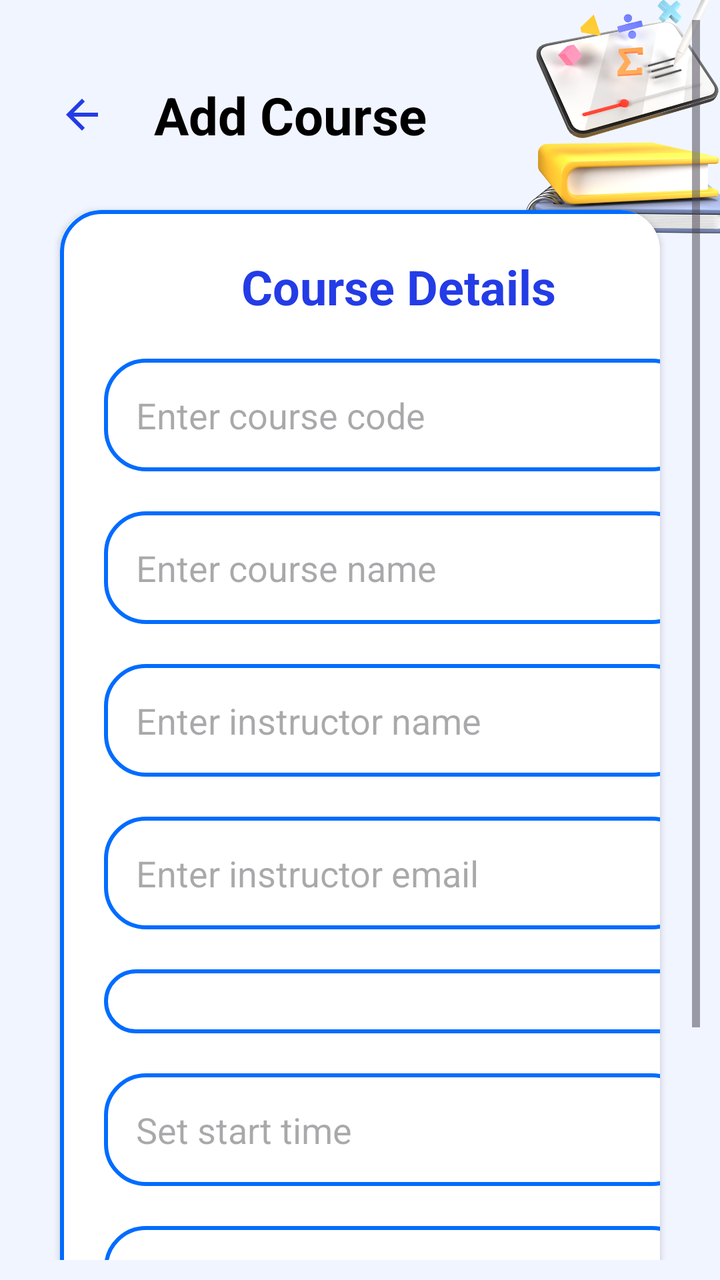
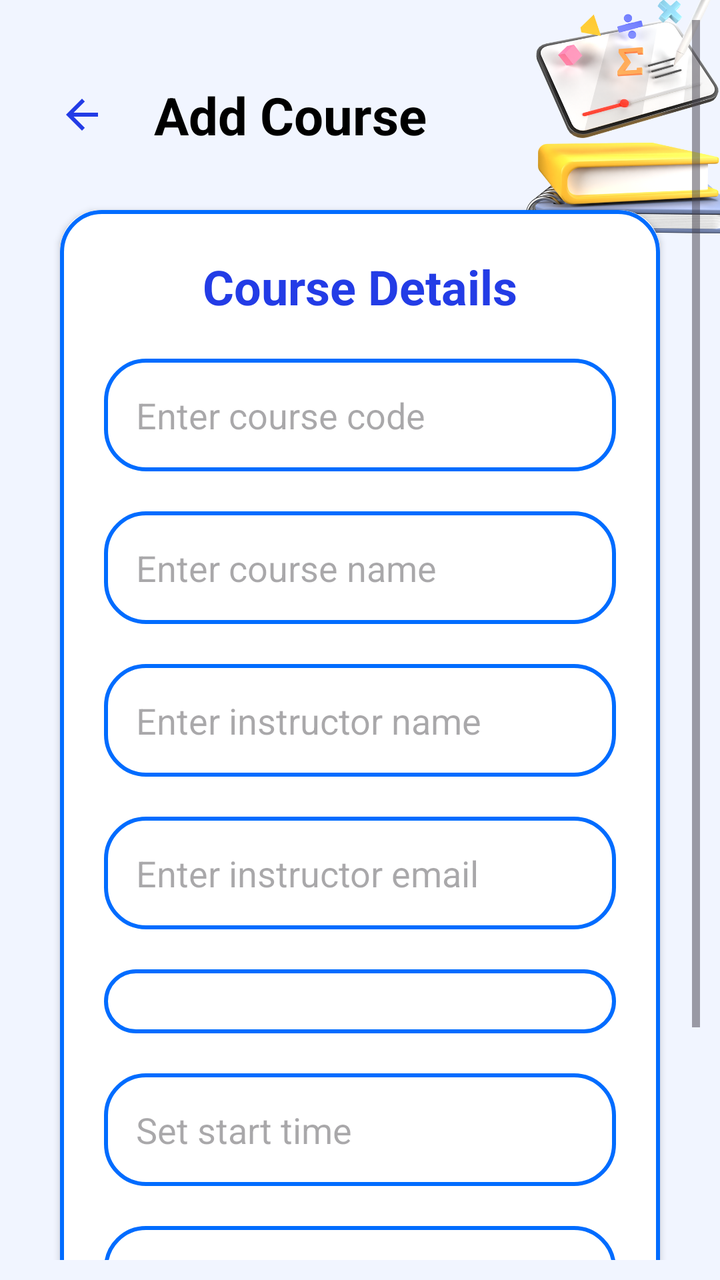

The first picture is an Android layout as it rendered before a commit; the second is the same layout after the commit. The layout source and the unified diff follow.
<!-- AndroidManifest.xml: application theme Theme.Project_JomStudy -->
<!-- res/layout/activity_add_course.xml -->
<?xml version="1.0" encoding="utf-8"?>
<RelativeLayout xmlns:android="http://schemas.android.com/apk/res/android"
    xmlns:app="http://schemas.android.com/apk/res-auto"
    xmlns:tools="http://schemas.android.com/tools"
    android:id="@+id/main"
    android:layout_width="match_parent"
    android:layout_height="match_parent"
    android:orientation="vertical"
    android:padding="10dp"
    android:background="@drawable/coursebg"
    tools:context=".AddCourse">

    
    <ScrollView
        android:layout_width="match_parent"
        android:layout_height="match_parent"
        android:fillViewport="true">

        <LinearLayout
            android:layout_width="match_parent"
            android:layout_height="wrap_content"
            android:orientation="vertical">

            
            <LinearLayout
                android:layout_width="match_parent"
                android:layout_height="wrap_content"
                android:layout_marginTop="30dp"
                android:gravity="center_vertical"
                android:orientation="horizontal">

                <ImageButton
                    android:id="@+id/backButton"
                    android:layout_width="32dp"
                    android:layout_height="32dp"
                    android:layout_marginStart="15dp"
                    android:background="?android:attr/selectableItemBackgroundBorderless"
                    android:src="@drawable/baseline_arrow_back_24" />

                <TextView
                    android:layout_width="wrap_content"
                    android:layout_height="wrap_content"
                    android:layout_marginStart="20dp"
                    android:text="Add Course"
                    android:textColor="@color/black"
                    android:textSize="26sp"
                    android:textStyle="bold" />
            </LinearLayout>

            
            <androidx.cardview.widget.CardView
                android:layout_width="match_parent"
                android:layout_height="wrap_content"
                android:layout_marginStart="20dp"
                android:layout_marginTop="30dp"
                android:layout_marginEnd="20dp"
                app:cardCornerRadius="20dp">

                <LinearLayout
                    android:layout_width="339dp"
                    android:layout_height="wrap_content"
                    android:background="@drawable/custom_edit_text"
                    android:orientation="vertical"
                    android:padding="22dp">

                    <TextView
                        android:layout_width="match_parent"
                        android:layout_height="wrap_content"
                        android:text="Course Details"
                        android:textAlignment="center"
                        android:textColor="@color/blue_text"
                        android:textSize="24sp"
                        android:textStyle="bold" />

                    <EditText
                        android:id="@+id/courseCode"
                        android:layout_width="match_parent"
                        android:layout_height="wrap_content"
                        android:layout_marginTop="20dp"
                        android:background="@drawable/custom_edit_text"
                        android:hint="Enter course code"
                        android:padding="16dp"
                        android:textColor="@color/black" />

                    <EditText
                        android:id="@+id/courseName"
                        android:layout_width="match_parent"
                        android:layout_height="wrap_content"
                        android:layout_marginTop="20dp"
                        android:background="@drawable/custom_edit_text"
                        android:hint="Enter course name"
                        android:padding="16dp"
                        android:textColor="@color/black" />

                    <EditText
                        android:id="@+id/instructorName"
                        android:layout_width="match_parent"
                        android:layout_height="wrap_content"
                        android:layout_marginTop="20dp"
                        android:background="@drawable/custom_edit_text"
                        android:hint="Enter instructor name"
                        android:padding="16dp"
                        android:textColor="@color/black" />

                    <EditText
                        android:id="@+id/instructorEmail"
                        android:layout_width="match_parent"
                        android:layout_height="wrap_content"
                        android:layout_marginTop="20dp"
                        android:background="@drawable/custom_edit_text"
                        android:hint="Enter instructor email"
                        android:padding="16dp"
                        android:textColor="@color/black" />

                    <Spinner
                        android:id="@+id/day"
                        android:layout_width="match_parent"
                        android:layout_height="wrap_content"
                        android:layout_marginTop="20dp"
                        android:background="@drawable/custom_edit_text"
                        android:padding="16dp"
                        android:popupBackground="@color/white" />

                    <EditText
                        android:id="@+id/startTime"
                        android:layout_width="match_parent"
                        android:layout_height="wrap_content"
                        android:layout_marginTop="20dp"
                        android:background="@drawable/custom_edit_text"
                        android:focusable="false"
                        android:hint="Set start time"
                        android:inputType="time"
                        android:padding="16dp"
                        android:textColor="@color/black" />

                    <EditText
                        android:id="@+id/endTime"
                        android:layout_width="match_parent"
                        android:layout_height="wrap_content"
                        android:layout_marginTop="20dp"
                        android:background="@drawable/custom_edit_text"
                        android:focusable="false"
                        android:hint="Set end time"
                        android:inputType="time"
                        android:padding="16dp"
                        android:textColor="@color/black" />

                    
                    <Button
                        android:id="@+id/addCourseButton"
                        android:layout_width="match_parent"
                        android:layout_height="60dp"
                        android:layout_marginTop="22dp"
                        android:backgroundTint="@color/blue_text"
                        android:text="ADD COURSE"
                        android:textSize="18sp"
                        app:cornerRadius="20dp" />
                </LinearLayout>
            </androidx.cardview.widget.CardView>
        </LinearLayout>
    </ScrollView>
</RelativeLayout>
<!-- resources referenced by this layout -->
<resources>
  <color name="black">#FF000000</color>
  <color name="blue_text">#233ce6</color>
  <color name="white">#FFFFFFFF</color>
  <!-- drawable baseline_arrow_back_24 (drawable) -->
  <vector xmlns:android="http://schemas.android.com/apk/res/android" android:autoMirrored="true" android:height="24dp" android:tint="@color/blue_text" android:viewportHeight="24" android:viewportWidth="24" android:width="24dp">
  
      <path android:fillColor="@android:color/white" android:pathData="M20,11H7.83l5.59,-5.59L12,4l-8,8 8,8 1.41,-1.41L7.83,13H20v-2z"/>
      
  </vector>
  <!-- drawable coursebg: png bitmap (drawable, 115098 bytes) -->
  <!-- drawable custom_edit_text (drawable) -->
  <?xml version="1.0" encoding="utf-8"?>
  <shape xmlns:android="http://schemas.android.com/apk/res/android"
      android:shape="rectangle">
      <solid android:color="#FFFFFF" />
      <stroke
          android:width="2dp"
          android:color="@color/dark_blue"/>
  
      <corners
          android:radius="20dp"/>
  
  </shape>
  <style name="Theme.Project_JomStudy" parent="Base.Theme.Project_JomStudy" />
  <color name="dark_blue">#006cff</color>
  <style name="Base.Theme.Project_JomStudy" parent="Theme.Material3.DayNight.NoActionBar" />
</resources>

<!-- the commit's change to res/layout/activity_add_course.xml (unified diff, before → after) -->
@@ -57,7 +57,7 @@
                 app:cardCornerRadius="20dp">
 
                 <LinearLayout
-                    android:layout_width="339dp"
+                    android:layout_width="match_parent"
                     android:layout_height="wrap_content"
                     android:background="@drawable/custom_edit_text"
                     android:orientation="vertical"
